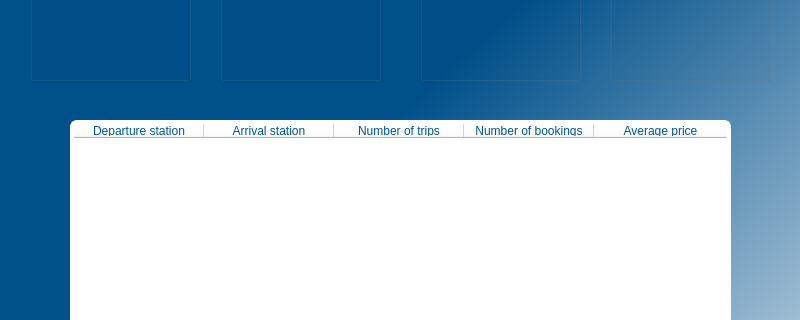
Qt form ui/Report.ui (kareemsakkary/TrainBookingSystem) before a commit; both pictures show x 0 to 800 and y 180 to 500 of the 800 by 850 pixel window.
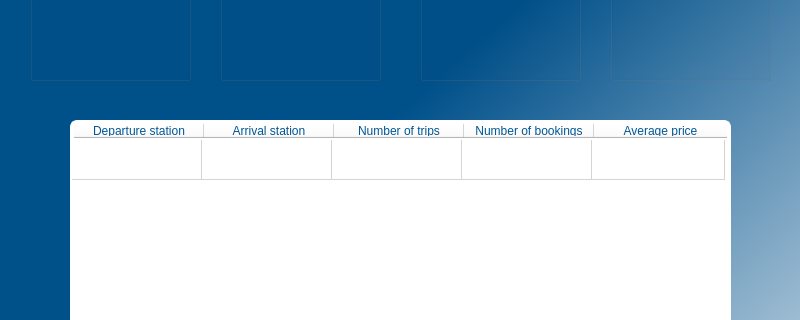
The same form after that commit.

What changed in the file:
```diff
--- a/ui/Report.ui
+++ b/ui/Report.ui
@@ -102,6 +102,14 @@
     <attribute name="verticalHeaderDefaultSectionSize">
      <number>40</number>
     </attribute>
+    <row>
+     <property name="text">
+      <string>New Row</string>
+     </property>
+     <property name="textAlignment">
+      <set>AlignCenter</set>
+     </property>
+    </row>
     <column>
      <property name="text">
       <string>Departure station</string>
```
Left out of the diff: 2 changed lines with no effect on the pictures.
